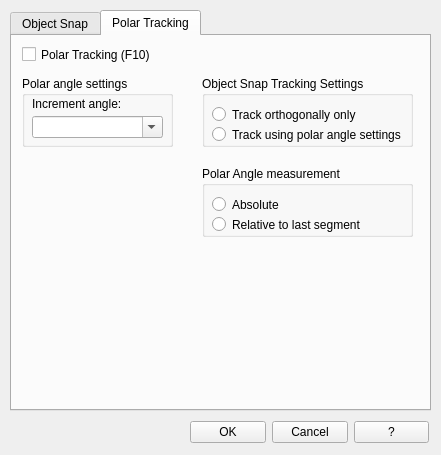
This is qad_dsettings.ui in geosim/QAD as Qt 5 draws it before an edit. The edited form follows.
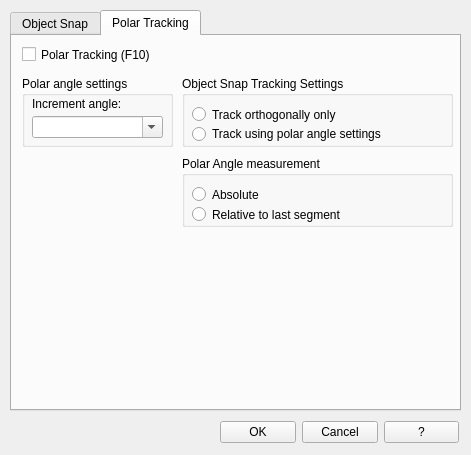
This is the edited form. Icons and pictures are not drawn.

Diff of the .ui file:
```diff
--- a/qad_dsettings.ui
+++ b/qad_dsettings.ui
@@ -9,10 +9,22 @@
    <rect>
     <x>0</x>
     <y>0</y>
-    <width>441</width>
+    <width>471</width>
     <height>455</height>
    </rect>
   </property>
+  <property name="minimumSize">
+   <size>
+    <width>471</width>
+    <height>455</height>
+   </size>
+  </property>
+  <property name="maximumSize">
+   <size>
+    <width>471</width>
+    <height>455</height>
+   </size>
+  </property>
   <property name="mouseTracking">
    <bool>true</bool>
   </property>
@@ -30,7 +42,7 @@
     <rect>
      <x>10</x>
      <y>10</y>
-     <width>421</width>
+     <width>451</width>
      <height>401</height>
     </rect>
    </property>
@@ -595,9 +607,9 @@
     <widget class="QGroupBox" name="groupBox_OsnapPolarOrtho">
      <property name="geometry">
       <rect>
-       <x>190</x>
+       <x>170</x>
        <y>40</y>
-       <width>211</width>
+       <width>271</width>
        <height>71</height>
       </rect>
      </property>
@@ -609,7 +621,7 @@
        <rect>
         <x>10</x>
         <y>30</y>
-        <width>191</width>
+        <width>251</width>
         <height>17</height>
        </rect>
       </property>
@@ -625,8 +637,8 @@
        <rect>
         <x>10</x>
         <y>50</y>
-        <width>191</width>
-        <height>17</height>
+        <width>251</width>
+        <height>16</height>
        </rect>
       </property>
       <property name="toolTip">
@@ -640,9 +652,9 @@
     <widget class="QGroupBox" name="groupBox_OsnapPolarMeasurement">
      <property name="geometry">
       <rect>
-       <x>190</x>
-       <y>130</y>
-       <width>211</width>
+       <x>170</x>
+       <y>120</y>
+       <width>271</width>
        <height>71</height>
       </rect>
      </property>
@@ -654,7 +666,7 @@
        <rect>
         <x>10</x>
         <y>30</y>
-        <width>191</width>
+        <width>251</width>
         <height>17</height>
        </rect>
       </property>
@@ -670,7 +682,7 @@
        <rect>
         <x>10</x>
         <y>50</y>
-        <width>191</width>
+        <width>251</width>
         <height>17</height>
        </rect>
       </property>
@@ -687,7 +699,7 @@
   <widget class="QWidget" name="layoutWidget">
    <property name="geometry">
     <rect>
-     <x>190</x>
+     <x>220</x>
      <y>420</y>
      <width>239</width>
      <height>25</height>
```
Left out of the diff: 10 changed lines with no effect on the pictures.
